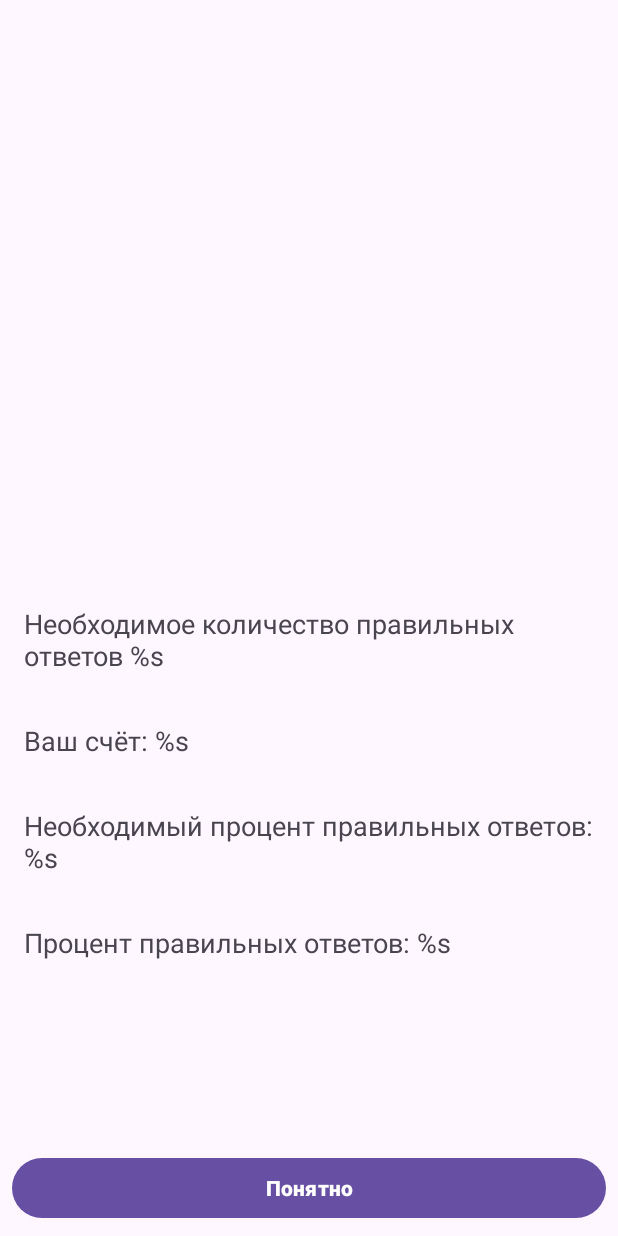
After one commit to RioDelvio/Composition, an Android app: the fragment EndFragment shown on its own in the app's theme, on a phone screen of 412 x 824 dp. The commit adds this screen. Run offline under Robolectric (Android 15) with nearby library versions, the phone set to English and light mode, and no system bars.

Commit message:
Create fragment UI

```diff
--- /dev/null
+++ b/app/src/main/java/com/example/composition/presentation/EndFragment.kt
@@ -0,0 +1,19 @@
+package com.example.composition.presentation
+
+import android.os.Bundle
+import android.view.LayoutInflater
+import android.view.View
+import android.view.ViewGroup
+import androidx.fragment.app.Fragment
+import com.example.composition.R
+
+class EndFragment: Fragment() {
+
+    override fun onCreateView(
+        inflater: LayoutInflater,
+        container: ViewGroup?,
+        savedInstanceState: Bundle?
+    ): View? {
+        return inflater.inflate(R.layout.fragment_end, container, false)
+    }
+}
--- /dev/null
+++ b/app/src/main/res/layout/fragment_end.xml
@@ -0,0 +1,84 @@
+<?xml version="1.0" encoding="utf-8"?>
+<androidx.constraintlayout.widget.ConstraintLayout xmlns:android="http://schemas.android.com/apk/res/android"
+    xmlns:app="http://schemas.android.com/apk/res-auto"
+    xmlns:tools="http://schemas.android.com/tools"
+    android:layout_width="match_parent"
+    android:layout_height="match_parent"
+    tools:context="presentation.EndFragment">
+
+    <ImageView
+        android:id="@+id/image_result"
+        android:layout_width="250dp"
+        android:layout_height="250dp"
+        android:layout_margin="26dp"
+        android:contentDescription="@null"
+        app:layout_constraintEnd_toEndOf="parent"
+        app:layout_constraintStart_toStartOf="parent"
+        app:layout_constraintTop_toTopOf="parent"
+        tools:src="@drawable/pepe" />
+
+    <TextView
+        android:id="@+id/tv_right_count_answers"
+        android:layout_width="match_parent"
+        android:layout_height="wrap_content"
+        android:layout_margin="16dp"
+        android:text="@string/right_answer_count"
+        android:textSize="18sp"
+        app:layout_constraintBottom_toTopOf="@+id/tv_score"
+        app:layout_constraintEnd_toEndOf="parent"
+        app:layout_constraintHorizontal_bias="0.5"
+        app:layout_constraintStart_toStartOf="parent"
+        app:layout_constraintTop_toBottomOf="@+id/image_result"
+        app:layout_constraintVertical_chainStyle="packed" />
+
+    <TextView
+        android:id="@+id/tv_score"
+        android:layout_width="match_parent"
+        android:layout_height="wrap_content"
+        android:layout_margin="16dp"
+        android:text="@string/count"
+        android:textSize="18sp"
+        app:layout_constraintBottom_toTopOf="@+id/tv_percent_answers"
+        app:layout_constraintEnd_toEndOf="parent"
+        app:layout_constraintHorizontal_bias="0.5"
+        app:layout_constraintStart_toStartOf="parent"
+        app:layout_constraintTop_toBottomOf="@+id/tv_right_count_answers" />
+
+    <TextView
+        android:id="@+id/tv_percent_answers"
+        android:layout_width="match_parent"
+        android:layout_height="wrap_content"
+        android:layout_margin="16dp"
+        android:text="@string/count_aswers_percent"
+        android:textSize="18sp"
+        app:layout_constraintBottom_toTopOf="@+id/textView"
+        app:layout_constraintEnd_toEndOf="parent"
+        app:layout_constraintHorizontal_bias="0.5"
+        app:layout_constraintStart_toStartOf="parent"
+        app:layout_constraintTop_toBottomOf="@+id/tv_score" />
+
+    <TextView
+        android:id="@+id/textView"
+        android:layout_width="match_parent"
+        android:layout_height="wrap_content"
+        android:layout_margin="16dp"
+        android:text="@string/percent_right_count"
+        android:textSize="18sp"
+        app:layout_constraintBottom_toTopOf="@+id/button_understand"
+        app:layout_constraintEnd_toEndOf="parent"
+        app:layout_constraintHorizontal_bias="0.5"
+        app:layout_constraintStart_toStartOf="parent"
+        app:layout_constraintTop_toBottomOf="@+id/tv_percent_answers" />
+
+
+    <Button
+        android:id="@+id/button_understand"
+        android:layout_width="match_parent"
+        android:layout_height="wrap_content"
+        android:layout_margin="8dp"
+        android:text="@string/understand"
+        android:textStyle="bold"
+        app:layout_constraintBottom_toBottomOf="parent" />
+
+
+</androidx.constraintlayout.widget.ConstraintLayout>
--- a/app/src/main/res/values/strings.xml
+++ b/app/src/main/res/values/strings.xml
@@ -1,3 +1,17 @@
 <resources>
     <string name="app_name">Composition</string>
+    <string name="title">Состав числа</string>
+    <string name="rules">Правила игры: перед вами будут три фигуры, две снизу и одна сверху, в двух из них будут числа. Необходимо, чтобы сумма из двух нижних фигур была равна числу в верхней фигуре, для этого нужно вставить недостающее число. \n\nПример: в верхнем круге число 7, в одном из нижних знак вопроса, а в другом число 4. Значит на месте вопросительного знака должно быть число 3, потому-что 4+3=7.</string>
+    <string name="understand">Понятно</string>
+    <string name="choose_level">Выберите уровень:</string>
+    <string name="test_level">Тестовый</string>
+    <string name="easy_level">Легкий</string>
+    <string name="medium_level">Средний</string>
+    <string name="hard_level">Тяжёлый</string>
+    <string name="question">"?"</string>
+    <string name="percent_right_count">Процент правильных ответов: %s</string>
+    <string name="right_answers">Правильных ответов %s(минимум %s)</string>
+    <string name="right_answer_count">Необходимое количество правильных ответов %s</string>
+    <string name="count">Ваш счёт: %s</string>
+    <string name="count_aswers_percent">Необходимый процент правильных ответов: %s</string>
 </resources>
```
Also changed, not shown: app/src/main/java/com/example/composition/presentation/ChooseLevelFragment.kt (added, +19 -0 lines), app/src/main/java/com/example/composition/presentation/FirstScreenFragment.kt (added, +19 -0 lines), app/src/main/java/com/example/composition/presentation/GameFragment.kt (added, +19 -0 lines), app/src/main/res/drawable/circle_background.xml (added, +7 -0 lines), app/src/main/res/layout/activity_main.xml (+3 -13 lines), app/src/main/res/layout/first_screen_fragment.xml (added, +55 -0 lines), app/src/main/res/layout/fragment_choose_level.xml (added, +53 -0 lines), app/src/main/res/layout/fragment_game.xml (added, +166 -0 lines), app/src/main/res/values/style.xml (added, +20 -0 lines), app/src/main/res/drawable/brain_logo.png (added), app/src/main/res/drawable/pepe.png (added), app/src/main/res/drawable/winner.png (added).
